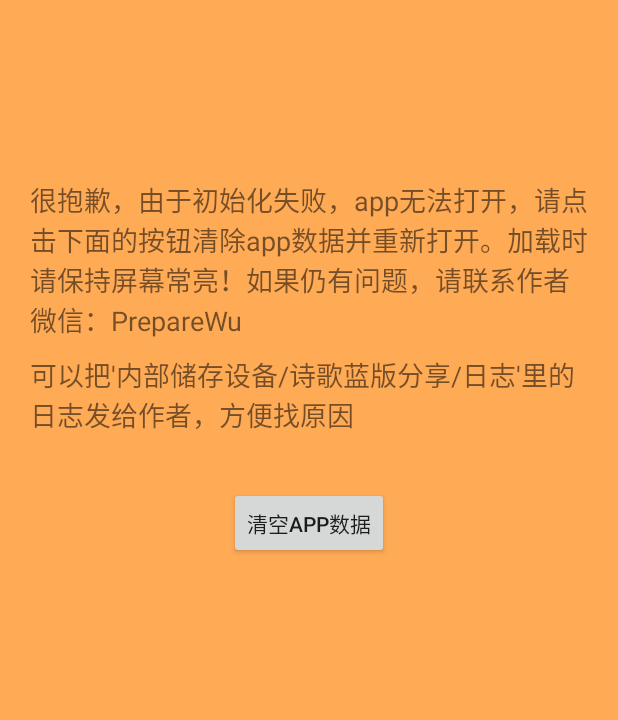
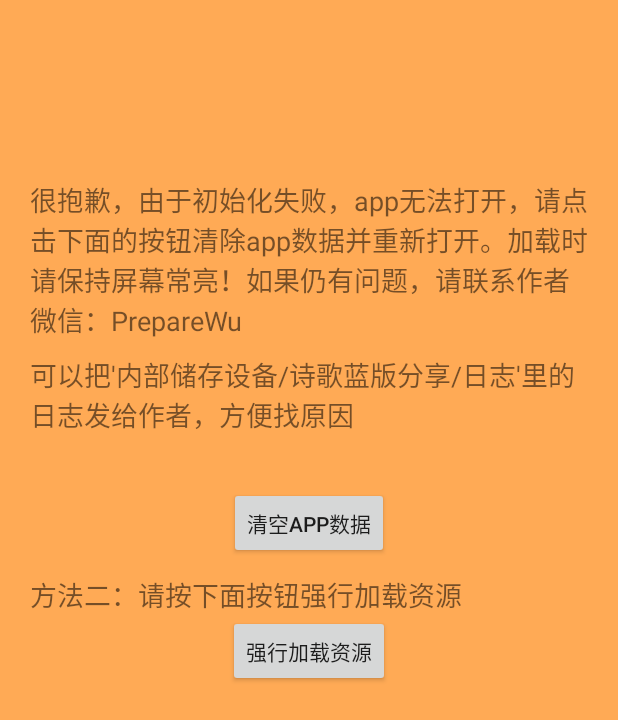
Before and after one commit to wubaobei/loveHymn, an Android app: the layout startpage_layout_failed.xml on its own in the app's theme, with its tools: preview values and no code run, on a phone screen of 412 x 824 dp. Shown: the top 720 px of the screen. Run offline under Robolectric (Android 15) with nearby library versions, the phone set to English and light mode, and no system bars.

Commit message:
1.8.7更新

```diff
--- a/app/build.gradle
+++ b/app/build.gradle
@@ -6,8 +6,8 @@ android {
         applicationId "pri.prepare.lovehymn"
         minSdkVersion 26
         targetSdkVersion 29
-        versionCode 93
-        versionName "1.8.6"
+        versionCode 94
+        versionName "1.8.7"
         testInstrumentationRunner "androidx.test.runner.AndroidJUnitRunner"
     }
     buildTypes {
--- a/app/src/main/java/pri/prepare/lovehymn/server/Service.java
+++ b/app/src/main/java/pri/prepare/lovehymn/server/Service.java
@@ -35,6 +35,7 @@ import java.util.zip.ZipInputStream;
 import pri.prepare.lovehymn.R;
 import pri.prepare.lovehymn.client.MainActivity;
 import pri.prepare.lovehymn.client.SettingDialog;
+import pri.prepare.lovehymn.client.StartPageActivity;
 import pri.prepare.lovehymn.client.tool.LOAD_ENUM;
 import pri.prepare.lovehymn.client.tool.LoadProcess;
 import pri.prepare.lovehymn.server.dal.AuthorD;
--- a/app/src/main/java/pri/prepare/lovehymn/server/entity/Setting.java
+++ b/app/src/main/java/pri/prepare/lovehymn/server/entity/Setting.java
@@ -296,13 +296,12 @@ public class Setting {
             defaultMap.put(APP_THEME, 0);
             defaultMap.put(RES_VERSION, 0);
             defaultMap.put(SCREEN_K, 0);
-            //defaultMap.put(RES_UPDATE_RECORD, "");
             defaultMap.put(MP3_COUNT_CACHE, "");
             defaultMap.put(COLLECT, "");
             defaultMap.put(LAST_OPEN, Service.getC().getFirstHymnPath());
-            defaultMap.put(LAST_BD, "https://pan.baidu.com/s/1VFuigoViOR63QDBQcAVfgw");
+            defaultMap.put(LAST_BD, "https://pan.baidu.com/s/19lkJ0nugFT-FY9hVhnE4Dg");
             defaultMap.put(SHORT_CUT1, "99]false]1]a");//默认显示所有诗歌
-            defaultMap.put(LAST_BD_PWD, "2iof");
+            defaultMap.put(LAST_BD_PWD, "n3ee");
             defaultMap.put(NEW_VERSION, "");
             defaultMap.put(OPEN_RECENT, "");
             defaultMap.put(AD_TITLE, "广告位招租");
--- a/app/src/main/java/pri/prepare/lovehymn/server/function/Constant.java
+++ b/app/src/main/java/pri/prepare/lovehymn/server/function/Constant.java
@@ -19,14 +19,10 @@ public class Constant {
     public static final String AD_TEXT = "ad_text";
     public static final String COLLECT_TIG = "还没有任何收藏，点击标题栏进行收藏";
     private static String[] DEFAULT_AD_ARRAY = new String[]{
-            // "吉他、尤克里里、钢琴代理\r\n需要咨询或购买的联系作者",
             "如果你觉得好用\r\n把这个APP推荐给同伴吧"
-            // "广告位招租"
     };
     private static String[] DEFAULT_AD_CONTENT_ARRAY = new String[]{
-            //"做一个app时间精力消耗都挺大的，离不开家人的支持和所有用户的鼓励，使我能坚持到这一步。\r\n我考虑该怎么实现盈利，又不影响用户体验，于是就在这里加了个广告。",
             "如果你觉得哪些地方需要改进或有什么建议，联系作者。"
-            //"联系作者详谈，作者也从没干过这活(滑稽)"
     };
     private static int adN = 0;
 
@@ -72,8 +68,6 @@ public class Constant {
         return DEFAULT_SEARCH_STRING_ARRAY[n];
     }
 
-    public static final String
-            NO_DOWNLOAD_ADDRESS = "加作者好友获取最新版本";
     public static final int btnMinWidth = 80;
     public static final String WHITE = "white";
     public static final String ADD_FILE_NAME = "附加包";
--- a/app/src/main/res/layout/startpage_layout_failed.xml
+++ b/app/src/main/res/layout/startpage_layout_failed.xml
@@ -8,8 +8,8 @@
     <LinearLayout
         android:layout_width="match_parent"
         android:layout_height="match_parent"
+        android:background="#ffaa55"
         android:gravity="center_horizontal"
-        android:background="#ffaa55"
         android:orientation="vertical">
 
         <TextView
@@ -48,5 +48,29 @@
             android:layout_height="wrap_content"
             android:text="清空app数据" />
 
+        <TextView
+            android:layout_width="match_parent"
+            android:layout_height="wrap_content"
+            android:paddingLeft="20dp"
+            android:paddingTop="10dp"
+            android:paddingRight="20dp"
+            android:text="方法二：请按下面按钮强行加载资源"
+            android:textSize="18sp" />
+
+        <Button
+            android:id="@+id/force_load_1"
+            android:layout_width="wrap_content"
+            android:layout_height="wrap_content"
+            android:text="强行加载资源" />
+
+        <TextView
+            android:id="@+id/force_load_res"
+            android:layout_width="match_parent"
+            android:layout_height="wrap_content"
+            android:paddingLeft="20dp"
+            android:paddingTop="10dp"
+            android:paddingRight="20dp"
+            android:text=""
+            android:textSize="18sp" />
     </LinearLayout>
 </androidx.constraintlayout.widget.ConstraintLayout>
--- a/app/src/main/res/raw/history.txt
+++ b/app/src/main/res/raw/history.txt
@@ -1,3 +1,4 @@
+24/06/09 1.8.7 更新下载信息;添加一种加载资源失败的解决方法;{修复6处蓝版pdf或歌词错误}
 24/03/17 1.8.6 全面屏优化;{修复3处蓝版pdf或歌词错误};略微添加一些作者信息
 24/03/11 temp 出于一些交通,为了保守出版的纯净,决定删除青年诗歌
 23/12/17 1.8.5 横屏时改为默认隐藏状态栏;标题过长时跑马灯显示(而非原先的换行显示);{修复3处蓝版pdf或歌词错误}
```
Also changed, not shown: app/src/main/java/pri/prepare/lovehymn/client/SettingDialog.java (+0 -32 lines), app/src/main/java/pri/prepare/lovehymn/client/SimpleTextDialog.java (+6 -8 lines), app/src/main/java/pri/prepare/lovehymn/client/StartPageActivity.java (+23 -4 lines), 7 other files.
